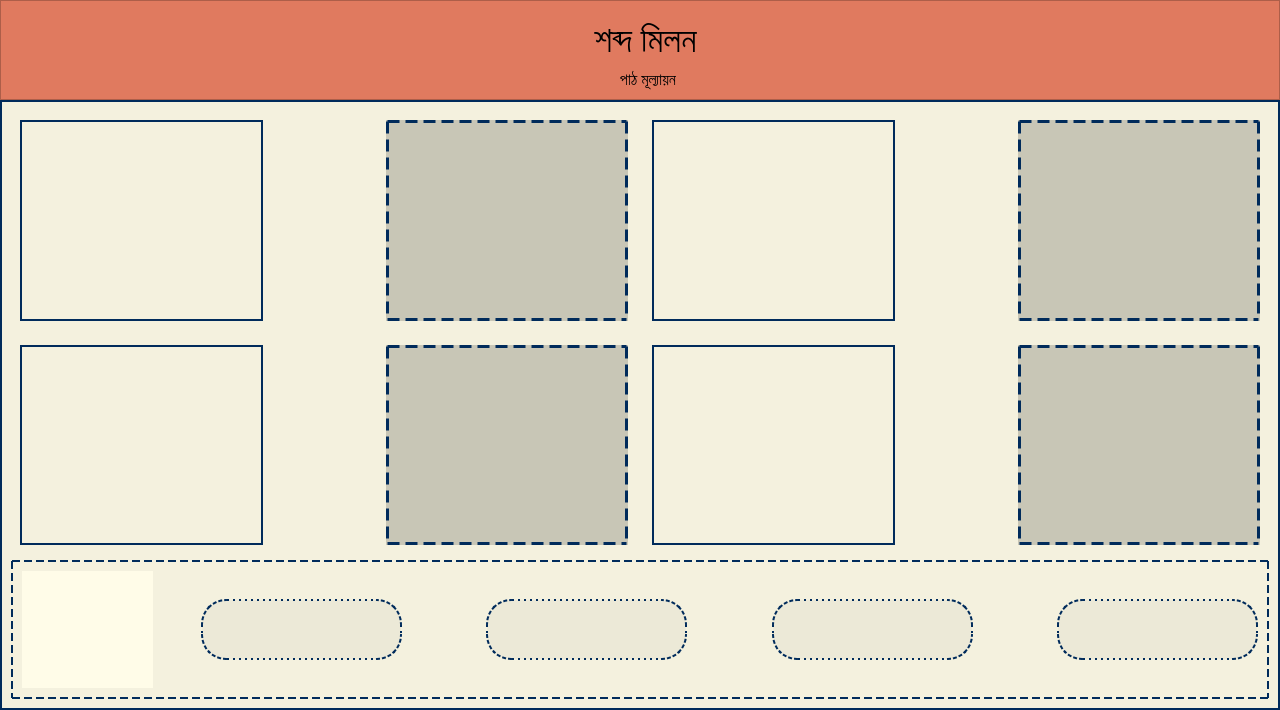
Qt form EmPower/Student/Frontend/PyQT_UI/home.ui (ahmedfahad04/SPL-2) before a commit.
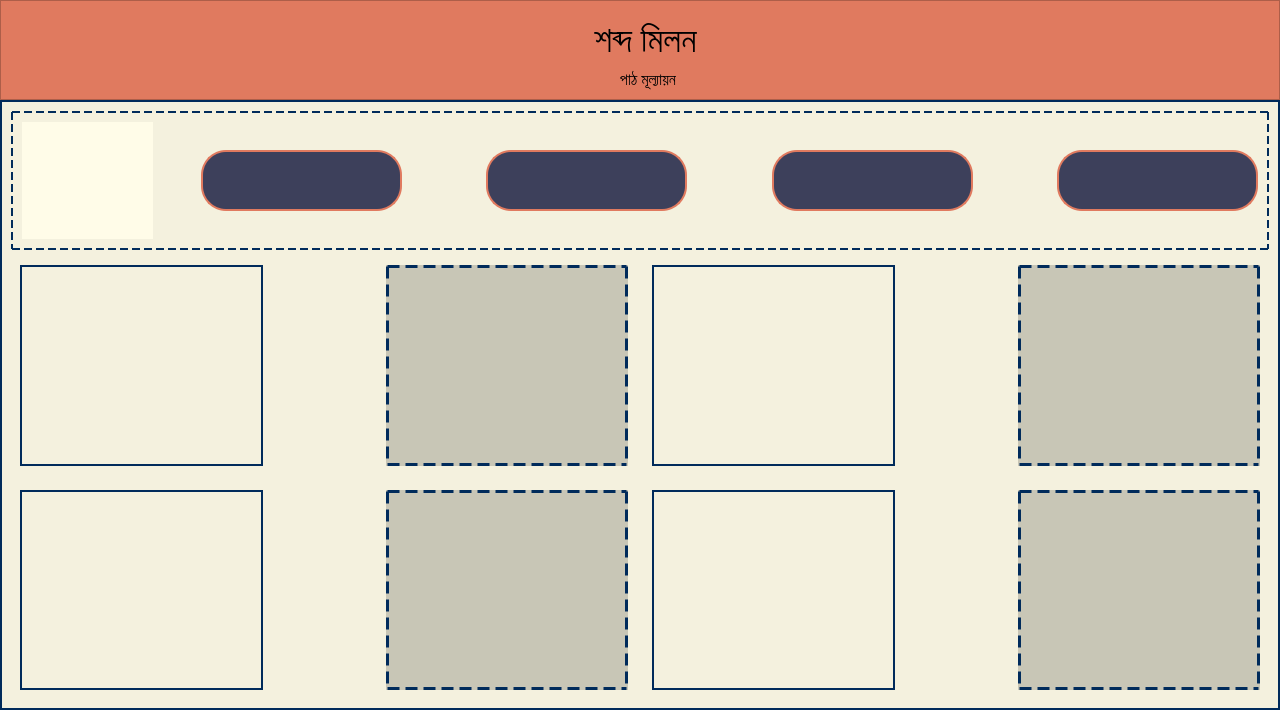
The same form after that commit. The open tabs and pages were chosen to show the change. Icons and pictures are not drawn.

Patch:
```diff
--- a/EmPower/Student/Frontend/PyQT_UI/home.ui
+++ b/EmPower/Student/Frontend/PyQT_UI/home.ui
@@ -1411,7 +1411,7 @@
            <enum>QFrame::Raised</enum>
           </property>
           <layout class="QGridLayout" name="gridLayout_10">
-           <item row="1" column="0">
+           <item row="2" column="0">
             <widget class="QFrame" name="frame_4">
              <property name="minimumSize">
               <size>
@@ -1501,7 +1501,277 @@
              </layout>
             </widget>
            </item>
-           <item row="2" column="0" colspan="2">
+           <item row="2" column="1">
+            <widget class="QFrame" name="frame_5">
+             <property name="minimumSize">
+              <size>
+               <width>624</width>
+               <height>193</height>
+              </size>
+             </property>
+             <property name="styleSheet">
+              <string notr="true">border: none;</string>
+             </property>
+             <property name="frameShape">
+              <enum>QFrame::StyledPanel</enum>
+             </property>
+             <property name="frameShadow">
+              <enum>QFrame::Raised</enum>
+             </property>
+             <layout class="QHBoxLayout" name="horizontalLayout_13">
+              <item>
+               <widget class="QLabel" name="mat_img_lbl_4">
+                <property name="minimumSize">
+                 <size>
+                  <width>239</width>
+                  <height>171</height>
+                 </size>
+                </property>
+                <property name="styleSheet">
+                 <string notr="true">border: 2px solid rgb(0, 43, 91);</string>
+                </property>
+                <property name="text">
+                 <string/>
+                </property>
+               </widget>
+              </item>
+              <item>
+               <widget class="QLabel" name="label_12">
+                <property name="minimumSize">
+                 <size>
+                  <width>111</width>
+                  <height>41</height>
+                 </size>
+                </property>
+                <property name="maximumSize">
+                 <size>
+                  <width>105</width>
+                  <height>171</height>
+                 </size>
+                </property>
+                <property name="font">
+                 <font>
+                  <pointsize>8</pointsize>
+                 </font>
+                </property>
+                <property name="styleSheet">
+                 <string notr="true">border: none;</string>
+                </property>
+                <property name="text">
+                 <string/>
+                </property>
+                <property name="pixmap">
+                 <pixmap>../Images/connect_1.png</pixmap>
+                </property>
+                <property name="alignment">
+                 <set>Qt::AlignCenter</set>
+                </property>
+               </widget>
+              </item>
+              <item>
+               <widget class="QFrame" name="mat_txt_lbl_4_frame">
+                <property name="minimumSize">
+                 <size>
+                  <width>238</width>
+                  <height>171</height>
+                 </size>
+                </property>
+                <property name="styleSheet">
+                 <string notr="true">border: 3px dashed rgb(0, 43, 91);
+background-color: rgb(200, 198, 182);</string>
+                </property>
+                <property name="frameShape">
+                 <enum>QFrame::StyledPanel</enum>
+                </property>
+                <property name="frameShadow">
+                 <enum>QFrame::Raised</enum>
+                </property>
+               </widget>
+              </item>
+             </layout>
+            </widget>
+           </item>
+           <item row="1" column="0">
+            <widget class="QFrame" name="frame_2">
+             <property name="minimumSize">
+              <size>
+               <width>624</width>
+               <height>193</height>
+              </size>
+             </property>
+             <property name="styleSheet">
+              <string notr="true">border: none;</string>
+             </property>
+             <property name="frameShape">
+              <enum>QFrame::StyledPanel</enum>
+             </property>
+             <property name="frameShadow">
+              <enum>QFrame::Raised</enum>
+             </property>
+             <layout class="QHBoxLayout" name="horizontalLayout_8">
+              <item>
+               <widget class="QLabel" name="mat_img_lbl_1">
+                <property name="minimumSize">
+                 <size>
+                  <width>239</width>
+                  <height>171</height>
+                 </size>
+                </property>
+                <property name="styleSheet">
+                 <string notr="true">border: 2px solid rgb(0, 43, 91);</string>
+                </property>
+                <property name="text">
+                 <string/>
+                </property>
+               </widget>
+              </item>
+              <item>
+               <widget class="QLabel" name="label_4">
+                <property name="minimumSize">
+                 <size>
+                  <width>111</width>
+                  <height>41</height>
+                 </size>
+                </property>
+                <property name="maximumSize">
+                 <size>
+                  <width>105</width>
+                  <height>171</height>
+                 </size>
+                </property>
+                <property name="font">
+                 <font>
+                  <pointsize>8</pointsize>
+                 </font>
+                </property>
+                <property name="styleSheet">
+                 <string notr="true">border: none;</string>
+                </property>
+                <property name="text">
+                 <string/>
+                </property>
+                <property name="pixmap">
+                 <pixmap>../Images/connect_1.png</pixmap>
+                </property>
+                <property name="alignment">
+                 <set>Qt::AlignCenter</set>
+                </property>
+               </widget>
+              </item>
+              <item>
+               <widget class="QFrame" name="mat_txt_lbl_1_frame">
+                <property name="minimumSize">
+                 <size>
+                  <width>238</width>
+                  <height>171</height>
+                 </size>
+                </property>
+                <property name="styleSheet">
+                 <string notr="true">border: 3px dashed rgb(0, 43, 91);
+background-color: rgb(200, 198, 182);</string>
+                </property>
+                <property name="frameShape">
+                 <enum>QFrame::StyledPanel</enum>
+                </property>
+                <property name="frameShadow">
+                 <enum>QFrame::Raised</enum>
+                </property>
+               </widget>
+              </item>
+             </layout>
+            </widget>
+           </item>
+           <item row="1" column="1">
+            <widget class="QFrame" name="frame_3">
+             <property name="minimumSize">
+              <size>
+               <width>624</width>
+               <height>193</height>
+              </size>
+             </property>
+             <property name="styleSheet">
+              <string notr="true">border: none;</string>
+             </property>
+             <property name="frameShape">
+              <enum>QFrame::StyledPanel</enum>
+             </property>
+             <property name="frameShadow">
+              <enum>QFrame::Raised</enum>
+             </property>
+             <layout class="QHBoxLayout" name="horizontalLayout_10">
+              <item>
+               <widget class="QLabel" name="mat_img_lbl_2">
+                <property name="minimumSize">
+                 <size>
+                  <width>239</width>
+                  <height>171</height>
+                 </size>
+                </property>
+                <property name="styleSheet">
+                 <string notr="true">border: 2px solid rgb(0, 43, 91);</string>
+                </property>
+                <property name="text">
+                 <string/>
+                </property>
+               </widget>
+              </item>
+              <item>
+               <widget class="QLabel" name="label_6">
+                <property name="minimumSize">
+                 <size>
+                  <width>111</width>
+                  <height>41</height>
+                 </size>
+                </property>
+                <property name="maximumSize">
+                 <size>
+                  <width>105</width>
+                  <height>171</height>
+                 </size>
+                </property>
+                <property name="font">
+                 <font>
+                  <pointsize>8</pointsize>
+                 </font>
+                </property>
+                <property name="styleSheet">
+                 <string notr="true">border: none;</string>
+                </property>
+                <property name="text">
+                 <string/>
+                </property>
+                <property name="pixmap">
+                 <pixmap>../Images/connect_1.png</pixmap>
+                </property>
+                <property name="alignment">
+                 <set>Qt::AlignCenter</set>
+                </property>
+               </widget>
+              </item>
+              <item>
+               <widget class="QFrame" name="mat_txt_lbl_2_frame">
+                <property name="minimumSize">
+                 <size>
+                  <width>238</width>
+                  <height>171</height>
+                 </size>
+                </property>
+                <property name="styleSheet">
+                 <string notr="true">border: 3px dashed rgb(0, 43, 91);
+background-color: rgb(200, 198, 182);</string>
+                </property>
+                <property name="frameShape">
+                 <enum>QFrame::StyledPanel</enum>
+                </property>
+                <property name="frameShadow">
+                 <enum>QFrame::Raised</enum>
+                </property>
+               </widget>
+              </item>
+             </layout>
+            </widget>
+           </item>
+           <item row="0" column="0" colspan="2">
             <widget class="QFrame" name="frame_6">
              <property name="minimumSize">
               <size>
@@ -1630,8 +1900,9 @@
                  <cursorShape>PointingHandCursor</cursorShape>
                 </property>
                 <property name="styleSheet">
-                 <string notr="true">border: 2px dotted rgb(0, 43, 91);
-background-color: rgb(236, 233, 215);
+                 <string notr="true">border: 2px solid rgb(224, 122, 95) ;
+background-color: rgb(61, 64, 91);
+color: white;
 border-radius: 25px;</string>
                 </property>
                 <property name="frameShape">
@@ -1672,8 +1943,9 @@
                  <cursorShape>PointingHandCursor</cursorShape>
                 </property>
                 <property name="styleSheet">
-                 <string notr="true">border: 2px dotted rgb(0, 43, 91);
-background-color: rgb(236, 233, 215);
+                 <string notr="true">border: 2px solid rgb(224, 122, 95) ;
+background-color: rgb(61, 64, 91);
+color: white;
 border-radius: 25px;</string>
                 </property>
                 <property name="frameShape">
@@ -1714,8 +1986,9 @@
                  <cursorShape>PointingHandCursor</cursorShape>
                 </property>
                 <property name="styleSheet">
-                 <string notr="true">border: 2px dotted rgb(0, 43, 91);
-background-color: rgb(236, 233, 215);
+                 <string notr="true">border: 2px solid rgb(224, 122, 95) ;
+background-color: rgb(61, 64, 91);
+color: white;
 border-radius: 25px;</string>
                 </property>
                 <property name="frameShape">
@@ -1756,8 +2029,9 @@
                  <cursorShape>PointingHandCursor</cursorShape>
                 </property>
                 <property name="styleSheet">
-                 <string notr="true">border: 2px dotted rgb(0, 43, 91);
-background-color: rgb(236, 233, 215);
+                 <string notr="true">border: 2px solid rgb(224, 122, 95) ;
+background-color: rgb(61, 64, 91);
+color: white;
 border-radius: 25px;</string>
                 </property>
                 <property name="frameShape">
@@ -1823,276 +2097,6 @@
              </layout>
             </widget>
            </item>
-           <item row="1" column="1">
-            <widget class="QFrame" name="frame_5">
-             <property name="minimumSize">
-              <size>
-               <width>624</width>
-               <height>193</height>
-              </size>
-             </property>
-             <property name="styleSheet">
-              <string notr="true">border: none;</string>
-             </property>
-             <property name="frameShape">
-              <enum>QFrame::StyledPanel</enum>
-             </property>
-             <property name="frameShadow">
-              <enum>QFrame::Raised</enum>
-             </property>
-             <layout class="QHBoxLayout" name="horizontalLayout_13">
-              <item>
-               <widget class="QLabel" name="mat_img_lbl_4">
-                <property name="minimumSize">
-                 <size>
-                  <width>239</width>
-                  <height>171</height>
-                 </size>
-                </property>
-                <property name="styleSheet">
-                 <string notr="true">border: 2px solid rgb(0, 43, 91);</string>
-                </property>
-                <property name="text">
-                 <string/>
-                </property>
-               </widget>
-              </item>
-              <item>
-               <widget class="QLabel" name="label_12">
-                <property name="minimumSize">
-                 <size>
-                  <width>111</width>
-                  <height>41</height>
-                 </size>
-                </property>
-                <property name="maximumSize">
-                 <size>
-                  <width>105</width>
-                  <height>171</height>
-                 </size>
-                </property>
-                <property name="font">
-                 <font>
-                  <pointsize>8</pointsize>
-                 </font>
-                </property>
-                <property name="styleSheet">
-                 <string notr="true">border: none;</string>
-                </property>
-                <property name="text">
-                 <string/>
-                </property>
-                <property name="pixmap">
-                 <pixmap>../Images/connect_1.png</pixmap>
-                </property>
-                <property name="alignment">
-                 <set>Qt::AlignCenter</set>
-                </property>
-               </widget>
-              </item>
-              <item>
-               <widget class="QFrame" name="mat_txt_lbl_4_frame">
-                <property name="minimumSize">
-                 <size>
-                  <width>238</width>
-                  <height>171</height>
-                 </size>
-                </property>
-                <property name="styleSheet">
-                 <string notr="true">border: 3px dashed rgb(0, 43, 91);
-background-color: rgb(200, 198, 182);</string>
-                </property>
-                <property name="frameShape">
-                 <enum>QFrame::StyledPanel</enum>
-                </property>
-                <property name="frameShadow">
-                 <enum>QFrame::Raised</enum>
-                </property>
-               </widget>
-              </item>
-             </layout>
-            </widget>
-           </item>
-           <item row="0" column="0">
-            <widget class="QFrame" name="frame_2">
-             <property name="minimumSize">
-              <size>
-               <width>624</width>
-               <height>193</height>
-              </size>
-             </property>
-             <property name="styleSheet">
-              <string notr="true">border: none;</string>
-             </property>
-             <property name="frameShape">
-              <enum>QFrame::StyledPanel</enum>
-             </property>
-             <property name="frameShadow">
-              <enum>QFrame::Raised</enum>
-             </property>
-             <layout class="QHBoxLayout" name="horizontalLayout_8">
-              <item>
-               <widget class="QLabel" name="mat_img_lbl_1">
-                <property name="minimumSize">
-                 <size>
-                  <width>239</width>
-                  <height>171</height>
-                 </size>
-                </property>
-                <property name="styleSheet">
-                 <string notr="true">border: 2px solid rgb(0, 43, 91);</string>
-                </property>
-                <property name="text">
-                 <string/>
-                </property>
-               </widget>
-              </item>
-              <item>
-               <widget class="QLabel" name="label_4">
-                <property name="minimumSize">
-                 <size>
-                  <width>111</width>
-                  <height>41</height>
-                 </size>
-                </property>
-                <property name="maximumSize">
-                 <size>
-                  <width>105</width>
-                  <height>171</height>
-                 </size>
-                </property>
-                <property name="font">
-                 <font>
-                  <pointsize>8</pointsize>
-                 </font>
-                </property>
-                <property name="styleSheet">
-                 <string notr="true">border: none;</string>
-                </property>
-                <property name="text">
-                 <string/>
-                </property>
-                <property name="pixmap">
-                 <pixmap>../Images/connect_1.png</pixmap>
-                </property>
-                <property name="alignment">
-                 <set>Qt::AlignCenter</set>
-                </property>
-               </widget>
-              </item>
-              <item>
-               <widget class="QFrame" name="mat_txt_lbl_1_frame">
-                <property name="minimumSize">
-                 <size>
-                  <width>238</width>
-                  <height>171</height>
-                 </size>
-                </property>
-                <property name="styleSheet">
-                 <string notr="true">border: 3px dashed rgb(0, 43, 91);
-background-color: rgb(200, 198, 182);</string>
-                </property>
-                <property name="frameShape">
-                 <enum>QFrame::StyledPanel</enum>
-                </property>
-                <property name="frameShadow">
-                 <enum>QFrame::Raised</enum>
-                </property>
-               </widget>
-              </item>
-             </layout>
-            </widget>
-           </item>
-           <item row="0" column="1">
-            <widget class="QFrame" name="frame_3">
-             <property name="minimumSize">
-              <size>
-               <width>624</width>
-               <height>193</height>
-              </size>
-             </property>
-             <property name="styleSheet">
-              <string notr="true">border: none;</string>
-             </property>
-             <property name="frameShape">
-              <enum>QFrame::StyledPanel</enum>
-             </property>
-             <property name="frameShadow">
-              <enum>QFrame::Raised</enum>
-             </property>
-             <layout class="QHBoxLayout" name="horizontalLayout_10">
-              <item>
-               <widget class="QLabel" name="mat_img_lbl_2">
-                <property name="minimumSize">
-                 <size>
-                  <width>239</width>
-                  <height>171</height>
-                 </size>
-                </property>
-                <property name="styleSheet">
-                 <string notr="true">border: 2px solid rgb(0, 43, 91);</string>
-                </property>
-                <property name="text">
-                 <string/>
-                </property>
-               </widget>
-              </item>
-              <item>
-               <widget class="QLabel" name="label_6">
-                <property name="minimumSize">
-                 <size>
-                  <width>111</width>
-                  <height>41</height>
-                 </size>
-                </property>
-                <property name="maximumSize">
-                 <size>
-                  <width>105</width>
-                  <height>171</height>
-                 </size>
-                </property>
-                <property name="font">
-                 <font>
-                  <pointsize>8</pointsize>
-                 </font>
-                </property>
-                <property name="styleSheet">
-                 <string notr="true">border: none;</string>
-                </property>
-                <property name="text">
-                 <string/>
-                </property>
-                <property name="pixmap">
-                 <pixmap>../Images/connect_1.png</pixmap>
-                </property>
-                <property name="alignment">
-                 <set>Qt::AlignCenter</set>
-                </property>
-               </widget>
-              </item>
-              <item>
-               <widget class="QFrame" name="mat_txt_lbl_2_frame">
-                <property name="minimumSize">
-                 <size>
-                  <width>238</width>
-                  <height>171</height>
-                 </size>
-                </property>
-                <property name="styleSheet">
-                 <string notr="true">border: 3px dashed rgb(0, 43, 91);
-background-color: rgb(200, 198, 182);</string>
-                </property>
-                <property name="frameShape">
-                 <enum>QFrame::StyledPanel</enum>
-                </property>
-                <property name="frameShadow">
-                 <enum>QFrame::Raised</enum>
-                </property>
-               </widget>
-              </item>
-             </layout>
-            </widget>
-           </item>
           </layout>
          </widget>
         </item>
```
Left out of the diff: 168 changed lines with no effect on the pictures.
